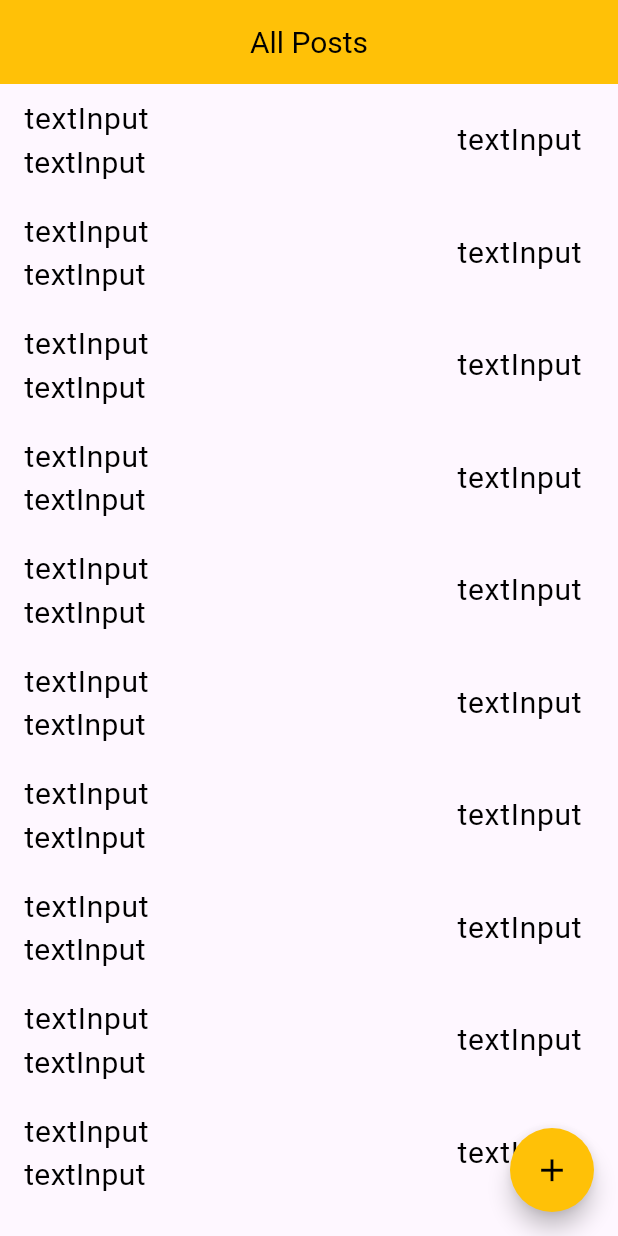
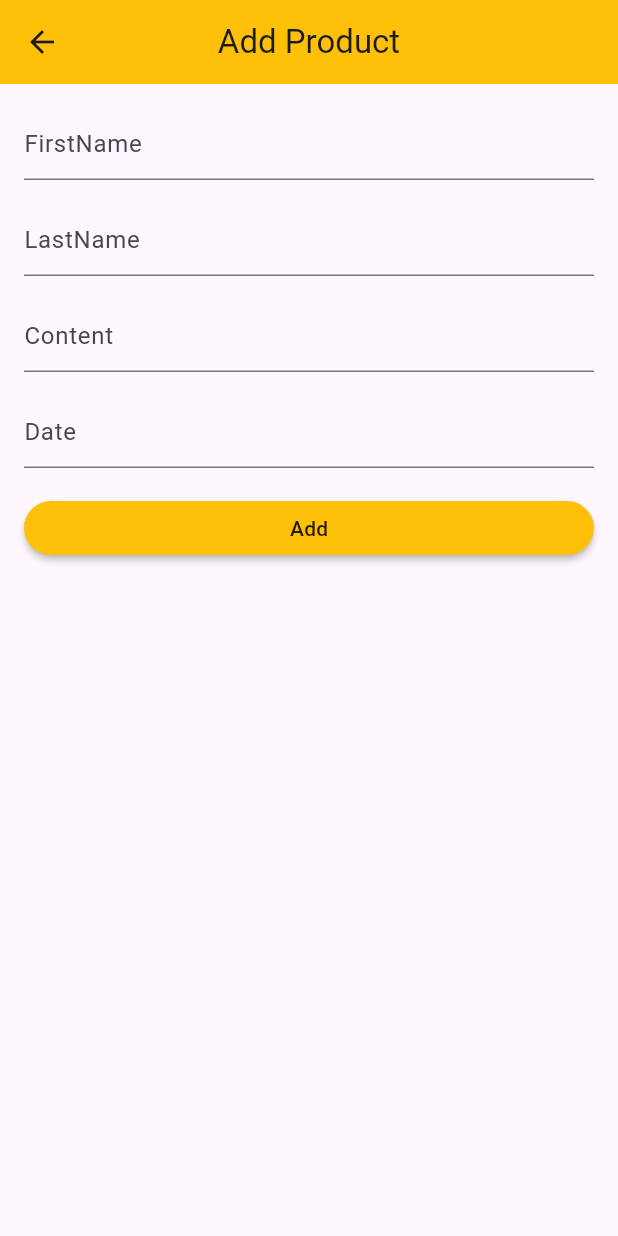
Before and after one commit to Zikrulloh0405/firebase_project_1, a Flutter app: the screen it shows after launch, after a tap on the "add" icon, on a phone screen of 412 x 824 dp. Run offline on Flutter 3.47's test engine with Material 3 defaults, Android fonts, the phone set to English and light mode, and no system bars; our stand-ins replace firebase_auth, firebase_core, firebase_database, intl_phone_field; accounts and stored records are empty.

Commit message:
lesson_9_finished

```diff
--- /dev/null
+++ b/lib/models/post_model.dart
@@ -0,0 +1,24 @@
+class Post {
+  int? id;
+  String? fullName;
+  String? content;
+  String? date;
+  String? userId;
+
+  Post({this.id, this.fullName, this.date, this.userId, this.content});
+
+  Post.fromJson(Map<String, dynamic> json)
+      : id = json['id'],
+        fullName = json['fullName'],
+        date = json['date'],
+        userId = json['userId'],
+        content = json['content'];
+
+  Map<String, dynamic> toJson() => {
+        'id': id,
+        'fullName': fullName,
+        'date' : date,
+        'userId': userId,
+        'content': content,
+      };
+}
--- /dev/null
+++ b/lib/pages/add_page.dart
@@ -0,0 +1,123 @@
+import 'package:firebase_project_1/services/auth_service.dart';
+import 'package:firebase_project_1/services/real_time_database.dart';
+import 'package:flutter/material.dart';
+
+import '../models/post_model.dart';
+
+class AddPage extends StatefulWidget {
+  static String id = "AddPage";
+  const AddPage({
+    super.key,
+  });
+
+  @override
+  State<AddPage> createState() => _AddPageState();
+}
+
+class _AddPageState extends State<AddPage> {
+  final TextEditingController _firstNameController = TextEditingController();
+  final TextEditingController _lastNameController = TextEditingController();
+  final TextEditingController _contentController = TextEditingController();
+  final TextEditingController _dateController = TextEditingController();
+
+  bool isLoading = false;
+
+  @override
+  void dispose() {
+    _firstNameController.dispose();
+    _lastNameController.dispose();
+    _contentController.dispose();
+    _dateController.dispose();
+    super.dispose();
+  }
+
+  _createPost() {
+    String fullName = _firstNameController.text + _lastNameController.text;
+    String date = _dateController.text.toString();
+    String content = _contentController.text.toString();
+
+    if (fullName.isEmpty || date.isEmpty || content.isEmpty) return;
+
+    _apiCreatePost(fullName, date, content);
+  }
+
+  _apiCreatePost(String fullName, String date, String content) {
+    setState(() {
+      isLoading = true;
+    });
+    var post = Post(
+      fullName: fullName,
+      date: date,
+      content: content,
+    );
+    RealTimeDataBase.addPost(post).then((value) => {
+          _resAddPost(),
+        });
+  }
+
+  _resAddPost() {
+    setState(() {
+      isLoading = false;
+    });
+    Navigator.of(context).pop({'data': 'done'});
+  }
+
+  @override
+  Widget build(BuildContext context) {
+    return Scaffold(
+      appBar: AppBar(
+        backgroundColor: Colors.amber,
+        title: const Text('Add Product'),
+        centerTitle: true,
+      ),
+      body: Padding(
+        padding: const EdgeInsets.all(16.0),
+        child: Column(
+          crossAxisAlignment: CrossAxisAlignment.start,
+          children: [
+            TextField(
+              controller: _firstNameController,
+              decoration: const InputDecoration(
+                hintText: 'FirstName',
+              ),
+            ),
+            const SizedBox(height: 16.0),
+            TextField(
+              controller: _lastNameController,
+              decoration: const InputDecoration(
+                hintText: 'LastName',
+              ),
+            ),
+            const SizedBox(height: 16.0),
+            TextField(
+              controller: _contentController,
+              decoration: const InputDecoration(
+                hintText: 'Content',
+              ),
+            ),
+            const SizedBox(height: 16.0),
+            TextField(
+              controller: _dateController,
+              decoration: const InputDecoration(
+                hintText: 'Date',
+              ),
+            ),
+            const SizedBox(height: 16.0),
+            Center(
+              child: MaterialButton(
+                minWidth: double.infinity,
+                color: Colors.amber,
+                onPressed: () {
+                  _createPost();
+                },
+                shape: RoundedRectangleBorder(
+                    borderRadius: BorderRadius.circular(30)),
+                child: const Text('Add'),
+              ),
+            ),
+          ],
+        ),
+      ),
+    );
+  }
+}
--- a/lib/pages/home_page.dart
+++ b/lib/pages/home_page.dart
@@ -1,3 +1,6 @@
+import 'package:firebase_project_1/models/post_model.dart';
+import 'package:firebase_project_1/pages/add_page.dart';
+import 'package:firebase_project_1/services/real_time_database.dart';
 import 'package:firebase_project_1/widgets/all_widgets.dart';
 import 'package:flutter/material.dart';
 
@@ -10,6 +13,27 @@ class HomePage extends StatefulWidget {
 }
 
 class _HomePageState extends State<HomePage> {
+  List<Post> _listOfPost = [];
+
+  Future _callCreatePage() async {
+    Map results = await Navigator.of(context)
+        .push(new MaterialPageRoute(builder: (BuildContext context) {
+      return AddPage();
+    }));
+    if (results != null && results.containsKey("data")) {
+      print(results['data']);
+      _apiPostList();
+    }
+  }
+
+  _apiPostList() async {
+    var list = await RealTimeDataBase.getPosts();
+    _listOfPost.clear();
+    setState(() {
+      _listOfPost = list;
+    });
+  }
+
   @override
   Widget build(BuildContext context) {
     return Scaffold(
@@ -19,22 +43,29 @@ class _HomePageState extends State<HomePage> {
         centerTitle: true,
       ),
       body: ListView.builder(
-          itemCount: 10,
+          itemCount: _listOfPost.length,
           itemBuilder: (context, index) {
             return ListTile(
-              title: textWidget(textInput: 'textInput'),
-              subtitle: textWidget(textInput: 'textInput'),
-              trailing: textWidget(textInput: 'textInput'),
+              title: textWidget(textInput: '${_listOfPost[index].fullName}'),
+              subtitle: textWidget(textInput: '${_listOfPost[index].content}'),
+              trailing: textWidget(textInput: '${_listOfPost[index].date}'),
             );
           }),
       floatingActionButton: FloatingActionButton(
         backgroundColor: Colors.amber,
         shape: RoundedRectangleBorder(borderRadius: BorderRadius.circular(50)),
-        onPressed: () {},
-        child: iconWidget(inputIcon: Icons.add),
+        onPressed: () {
+          Navigator.push(
+            context,
+            MaterialPageRoute(
+              builder: (context) => AddPage(),
+            ),
+          ).then((value) {
+            setState(() {});
+          });
+        },
+        child: const Icon(Icons.add),
       ),
     );
   }
-
-
 }
--- a/lib/services/auth_service.dart
+++ b/lib/services/auth_service.dart
@@ -28,4 +28,6 @@ class AuthService {
       return null;
     }
   }
+
+
 }
--- /dev/null
+++ b/lib/services/real_time_database.dart
@@ -0,0 +1,31 @@
+import 'dart:convert';
+import 'package:firebase_database/firebase_database.dart';
+import 'package:firebase_project_1/models/post_model.dart';
+
+class RealTimeDataBase {
+  static final _database = FirebaseDatabase.instance.ref();
+
+  static Future<Stream<DatabaseEvent>> addPost(Post post) async {
+    _database.child("posts").push().set(post.toJson());
+    return _database.onChildAdded;
+  }
+
+  static Future<List<Post>> getPosts() async {
+    List<Post> items = [];
+    Query _query = _database.ref.child("posts");
+    DatabaseEvent event = await _query.once();
+    var snapshot = event.snapshot;
+
+    for (var child in snapshot.children) {
+      var jsonPost = jsonEncode(child.value);
+      Map<String, dynamic> map = jsonDecode(jsonPost);
+      var post = Post(
+          fullName: map['fullname'],
+          content: map['content'],
+          date: map['date'],
+          userId: map['userId']);
+      items.add(post);
+    }
+    return items;
+  }
+}
--- a/pubspec.yaml
+++ b/pubspec.yaml
@@ -13,6 +13,7 @@ dependencies:
   cupertino_icons: ^1.0.2
   firebase_auth: ^4.17.4
   firebase_core: ^2.25.4
+  firebase_database: ^10.4.6
   flutter:
     sdk: flutter
   intl_phone_field: ^3.2.0
```
Also changed, not shown: pubspec.lock, 1 other file.
